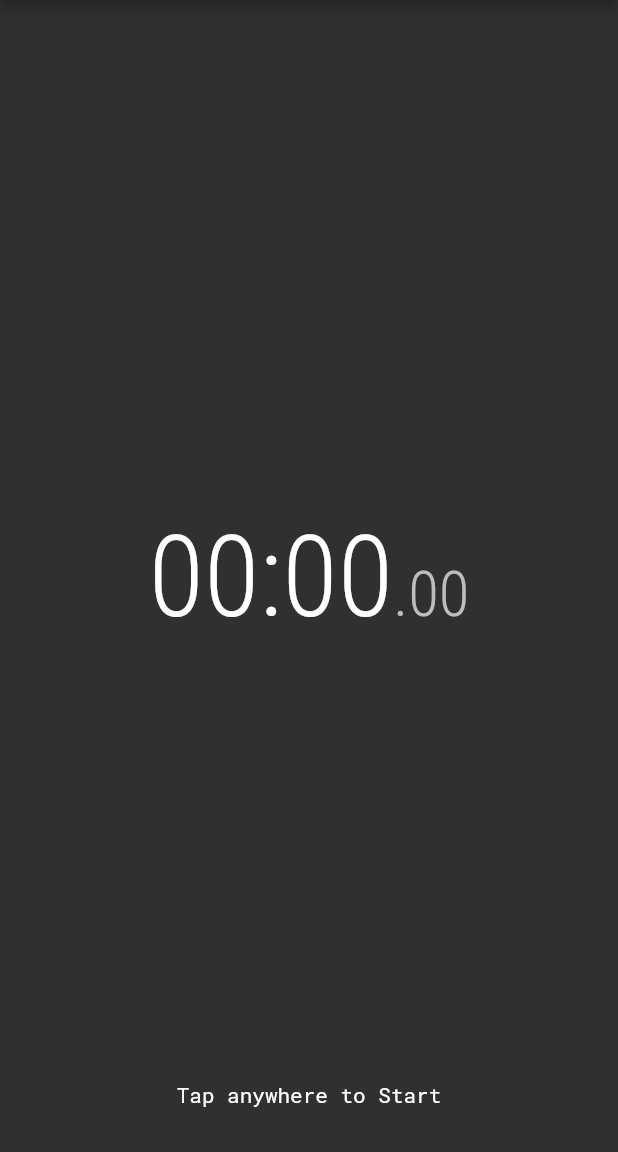
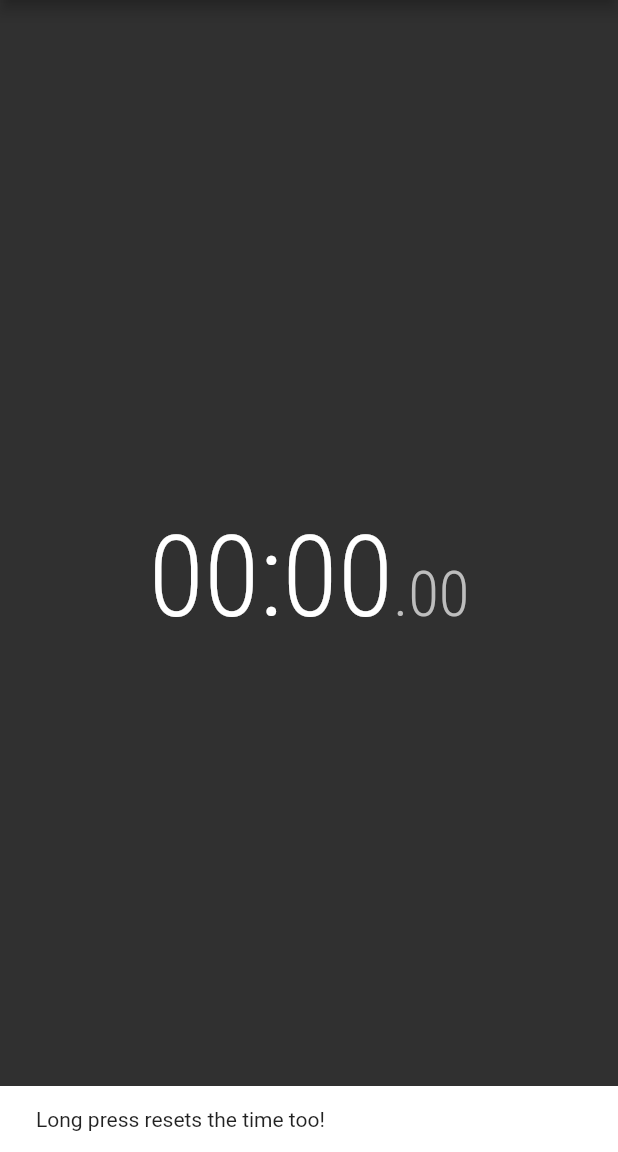
Before and after one commit to othman98shawgan/easy-stopwatch, a Flutter app: the screen it shows after launch, after a tap on the "refresh" icon, on a phone screen of 412 x 824 dp, the part 84-1236 px from its top. Run offline on Flutter 3.47's test engine with Material 2 defaults, Android fonts, the light colour scheme and no system bars; our stand-ins replace google_fonts, wakelock.

Commit message:
Feature/long press message (#18)
* #17: long press message added

* #17: show snackbar on button first press

```diff
--- a/lib/ui/home.dart
+++ b/lib/ui/home.dart
@@ -14,6 +14,7 @@ class HomePage extends StatefulWidget {
 class _HomePageState extends State<HomePage> {
   late Stopwatch _stopwatch;
   late Timer _timer;
+  bool firstPress = true;
 
   @override
   void initState() {
@@ -41,9 +42,13 @@ class _HomePageState extends State<HomePage> {
     setState(() {});
   }
 
+  void reset() {
+    _stopwatch.reset();
+    _stopwatch.stop();
+  }
+
   @override
   Widget build(BuildContext context) {
-    double width = MediaQuery.of(context).size.width;
     double height = MediaQuery.of(context).size.height;
     // Height (without SafeArea)
     var padding = MediaQuery.of(context).viewPadding;
@@ -64,8 +69,14 @@ class _HomePageState extends State<HomePage> {
                           icon: const Icon(Icons.refresh),
                           tooltip: 'Reset Stop-Watch',
                           onPressed: () {
-                            _stopwatch.reset();
-                            _stopwatch.stop();
+                            if (firstPress) {
+                              ScaffoldMessenger.of(context).showSnackBar(SnackBar(
+                                content: Text("Long press resets the time too!"),
+                                duration: Duration(seconds: 2),
+                              ));
+                              firstPress = false;
+                            }
+                            reset();
                           }),
                     ])
               : null,
@@ -73,14 +84,15 @@ class _HomePageState extends State<HomePage> {
             child: GestureDetector(
               behavior: HitTestBehavior.opaque,
               onLongPress: () {
-                _stopwatch.reset();
-                _stopwatch.stop();
+                reset();
               },
               onTap: handleStartStop,
               child: Column(
                 mainAxisAlignment: MainAxisAlignment.center,
                 children: <Widget>[
-                  SizedBox(height: height3 / 10),
+                  SizedBox(
+                    height: height3 / 10,
+                  ),
                   SizedBox(
                     height: height3 * 4 / 5,
                     child: Center(
```
